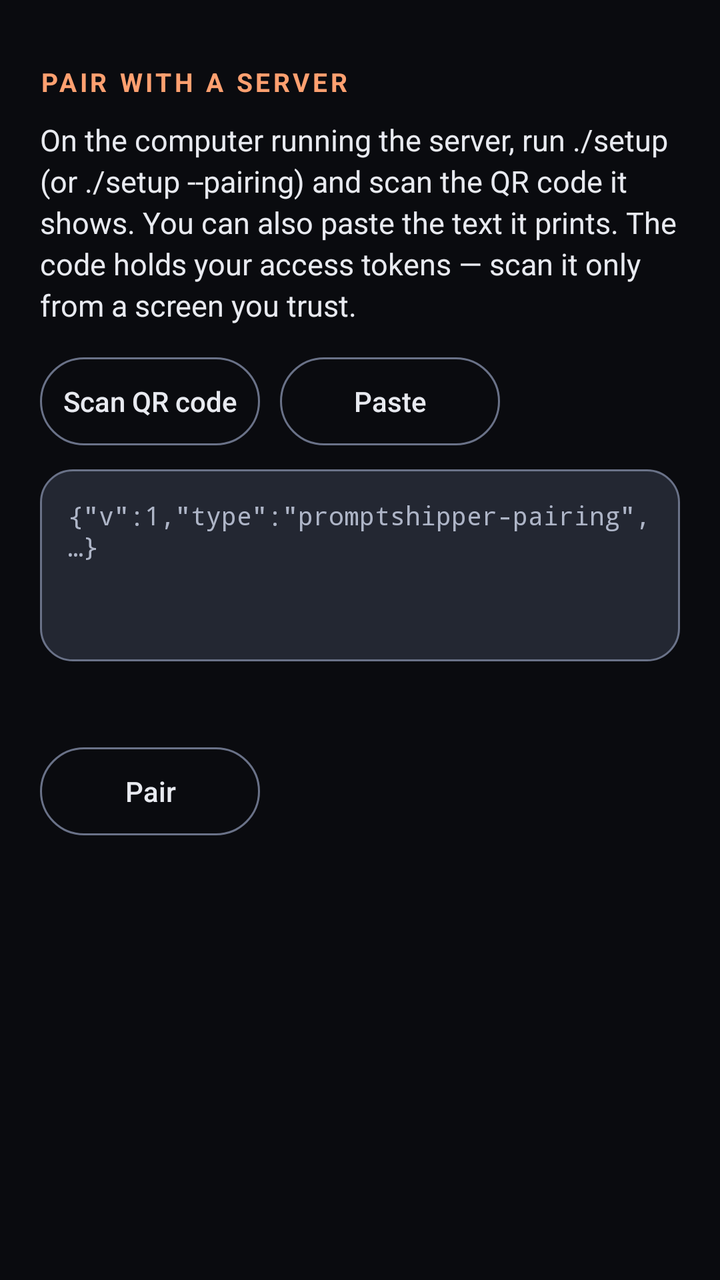
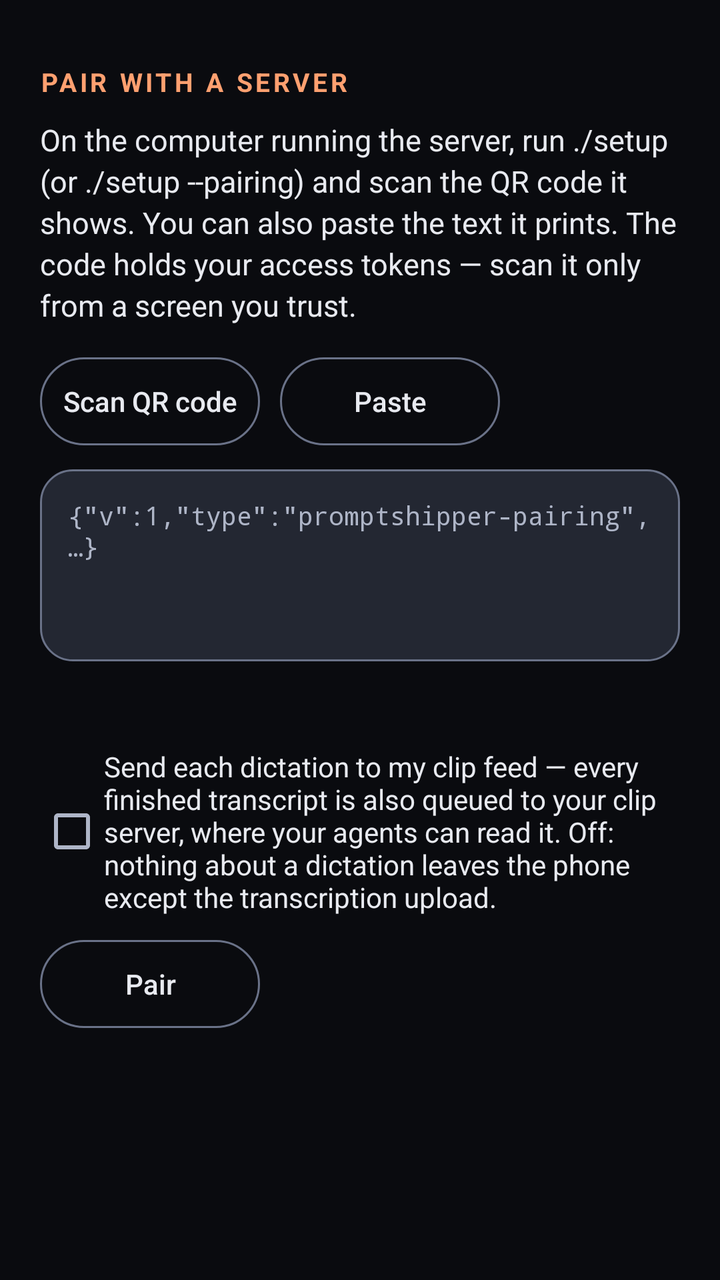

An Android layout rendered at two revisions. The XML below is the earlier revision; the diff shows what the commit changed to produce the second picture.
<!-- AndroidManifest.xml: application theme Theme.Dicta -->
<!-- res/layout/activity_pairing.xml -->
<?xml version="1.0" encoding="utf-8"?>
<ScrollView xmlns:android="http://schemas.android.com/apk/res/android"
    android:layout_width="match_parent"
    android:layout_height="match_parent"
    android:background="@color/dicta_surface_0"
    android:fillViewport="true">

    <LinearLayout
        android:layout_width="match_parent"
        android:layout_height="wrap_content"
        android:orientation="vertical"
        android:paddingStart="20dp"
        android:paddingEnd="20dp"
        android:paddingTop="32dp"
        android:paddingBottom="32dp">

        <TextView
            style="@style/Text.Dicta.SectionHeading"
            android:layout_width="wrap_content"
            android:layout_height="wrap_content"
            android:text="@string/pairing_title" />

        <TextView
            android:layout_width="match_parent"
            android:layout_height="wrap_content"
            android:layout_marginTop="10dp"
            android:text="@string/pairing_intro"
            android:textSize="15sp"
            android:lineSpacingExtra="3dp"
            android:textColor="@color/dicta_on_surface" />

        <LinearLayout
            android:layout_width="match_parent"
            android:layout_height="wrap_content"
            android:layout_marginTop="16dp"
            android:orientation="horizontal">

            <Button
                android:id="@+id/pairing_scan"
                android:layout_width="wrap_content"
                android:layout_height="44dp"
                android:minWidth="110dp"
                android:background="@drawable/outline_button_bg"
                android:stateListAnimator="@null"
                android:textAllCaps="false"
                android:textColor="@color/dicta_on_surface"
                android:text="@string/pairing_scan" />

            <Button
                android:id="@+id/pairing_paste"
                android:layout_width="wrap_content"
                android:layout_height="44dp"
                android:layout_marginStart="10dp"
                android:minWidth="110dp"
                android:background="@drawable/outline_button_bg"
                android:stateListAnimator="@null"
                android:textAllCaps="false"
                android:textColor="@color/dicta_on_surface"
                android:text="@string/pairing_paste" />
        </LinearLayout>

        <EditText
            android:id="@+id/pairing_input"
            android:layout_width="match_parent"
            android:layout_height="wrap_content"
            android:layout_marginTop="12dp"
            android:minHeight="96dp"
            android:gravity="top|start"
            android:background="@drawable/input_bg"
            android:padding="14dp"
            android:textSize="13sp"
            android:typeface="monospace"
            android:textColor="@color/dicta_on_surface"
            android:textColorHint="@color/dicta_on_surface_variant"
            android:hint="@string/pairing_input_hint"
            android:importantForAutofill="no"
            android:saveEnabled="false"
            android:inputType="textMultiLine|textNoSuggestions|textVisiblePassword" />

        <TextView
            android:id="@+id/pairing_status"
            android:layout_width="match_parent"
            android:layout_height="wrap_content"
            android:layout_marginTop="12dp"
            android:textSize="14sp"
            android:lineSpacingExtra="3dp"
            android:textColor="@color/dicta_on_surface_variant" />

        <Button
            android:id="@+id/pair_confirm"
            android:layout_width="wrap_content"
            android:layout_height="44dp"
            android:layout_marginTop="12dp"
            android:minWidth="110dp"
            android:enabled="false"
            android:background="@drawable/outline_button_bg"
            android:stateListAnimator="@null"
            android:textAllCaps="false"
            android:textColor="@color/dicta_on_surface"
            android:text="@string/pairing_confirm" />
    </LinearLayout>
</ScrollView>
<!-- resources referenced by this layout -->
<resources>
  <color name="dicta_on_surface">#E8EAF0</color>
  <color name="dicta_on_surface_variant">#AEB5C7</color>
  <color name="dicta_surface_0">#0A0B0F</color>
  <!-- drawable input_bg (drawable) -->
  <?xml version="1.0" encoding="utf-8"?>
  <selector xmlns:android="http://schemas.android.com/apk/res/android">
      <item android:state_focused="true">
          <shape android:shape="rectangle">
              <solid android:color="@color/dicta_surface_3" />
              <corners android:radius="16dp" />
              <stroke android:width="2dp" android:color="@color/dicta_accent" />
          </shape>
      </item>
      <item>
          <shape android:shape="rectangle">
              <solid android:color="@color/dicta_surface_3" />
              <corners android:radius="16dp" />
              <stroke android:width="1dp" android:color="@color/dicta_outline" />
          </shape>
      </item>
  </selector>
  <!-- drawable outline_button_bg (drawable) -->
  <?xml version="1.0" encoding="utf-8"?>
  <selector xmlns:android="http://schemas.android.com/apk/res/android">
      <item android:state_pressed="true">
          <shape android:shape="rectangle">
              <solid android:color="@color/dicta_surface_3" />
              <corners android:radius="22dp" />
              <stroke android:width="1dp" android:color="@color/dicta_accent" />
          </shape>
      </item>
      <item>
          <shape android:shape="rectangle">
              <solid android:color="@android:color/transparent" />
              <corners android:radius="22dp" />
              <stroke android:width="1dp" android:color="@color/dicta_outline" />
          </shape>
      </item>
  </selector>
  <string name="pairing_confirm">Pair</string>
  <string name="pairing_input_hint">{\"v\":1,\"type\":\"promptshipper-pairing\",…}</string>
  <string name="pairing_intro">On the computer running the server, run ./setup (or ./setup --pairing) and scan the QR code it shows. You can also paste the text it prints. The code holds your access tokens — scan it only from a screen you trust.</string>
  <string name="pairing_paste">Paste</string>
  <string name="pairing_scan">Scan QR code</string>
  <string name="pairing_title">Pair with a server</string>
  <style name="Text.Dicta.SectionHeading" parent="">
          <item name="android:textSize">13sp</item>
          <item name="android:textStyle">bold</item>
          <item name="android:letterSpacing">0.12</item>
          <item name="android:textAllCaps">true</item>
          <item name="android:textColor">@color/dicta_accent</item>
      </style>
  <style name="Theme.Dicta" parent="android:Theme.Material.NoActionBar">
          <item name="android:windowBackground">@color/dicta_surface_0</item>
          <item name="android:colorBackground">@color/dicta_surface_0</item>
          <item name="android:colorAccent">@color/dicta_accent</item>
          <item name="android:colorControlActivated">@color/dicta_accent</item>
          <item name="android:colorControlNormal">@color/dicta_on_surface_variant</item>
          <item name="android:textColorPrimary">@color/dicta_on_surface</item>
          <item name="android:textColorSecondary">@color/dicta_on_surface_variant</item>
          <item name="android:textColorHighlight">@color/dicta_accent_container</item>
          <item name="android:statusBarColor">@color/dicta_surface_0</item>
          <item name="android:navigationBarColor">@color/dicta_surface_0</item>
      </style>
  <color name="dicta_surface_3">#232732</color>
  <color name="dicta_accent">#FFA070</color>
  <color name="dicta_outline">#6A7288</color>
  <color name="dicta_accent_container">#4A2416</color>
</resources>

<!-- the commit's change to res/layout/activity_pairing.xml (unified diff, before → after) -->
@@ -86,6 +86,18 @@
             android:lineSpacingExtra="3dp"
             android:textColor="@color/dicta_on_surface_variant" />
 
+        
+        <CheckBox
+            android:id="@+id/pairing_feed_dictations"
+            android:layout_width="match_parent"
+            android:layout_height="wrap_content"
+            android:layout_marginTop="12dp"
+            android:minHeight="48dp"
+            android:gravity="center_vertical"
+            android:textSize="14sp"
+            android:textColor="@color/dicta_on_surface"
+            android:text="@string/clip_feed_dictations_label" />
+
         <Button
             android:id="@+id/pair_confirm"
             android:layout_width="wrap_content"
<!-- resource entries referenced after the edit -->
@@ -39,6 +39,7 @@
           </shape>
       </item>
   </selector>
+  <string name="clip_feed_dictations_label">Send each dictation to my clip feed — every finished transcript is also queued to your clip server, where your agents can read it. Off: nothing about a dictation leaves the phone except the transcription upload.</string>
   <string name="pairing_confirm">Pair</string>
   <string name="pairing_input_hint">{\"v\":1,\"type\":\"promptshipper-pairing\",…}</string>
   <string name="pairing_intro">On the computer running the server, run ./setup (or ./setup --pairing) and scan the QR code it shows. You can also paste the text it prints. The code holds your access tokens — scan it only from a screen you trust.</string>
